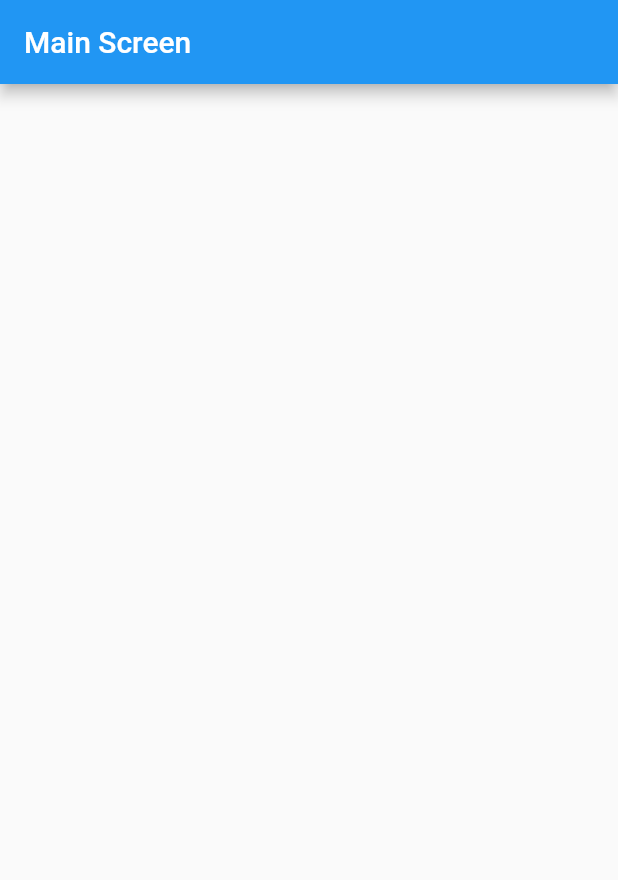
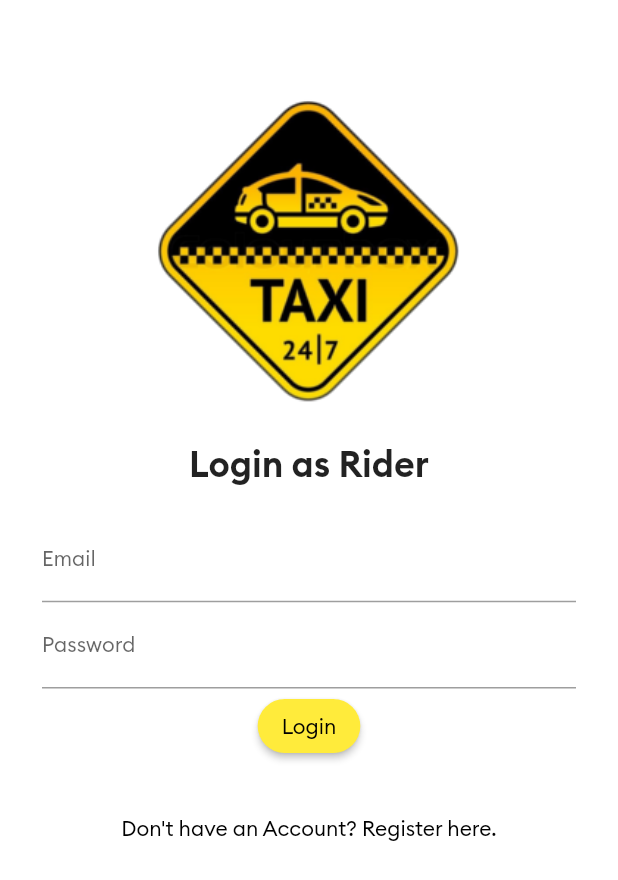
Before and after one commit to baljeetjangra/flutter_uber_clone_rider_app, a Flutter app: the screen it shows after launch, on a phone screen of 412 x 824 dp. Shown: the top 880 px of the screen. Run offline on Flutter 3.47's test engine with Material 2 defaults, Android fonts, the phone set to English and light mode, and no system bars.

Commit message:
login screen design created

```diff
--- /dev/null
+++ b/lib/Screens/LoginScreen.dart
@@ -0,0 +1,95 @@
+import 'package:flutter/material.dart';
+
+class LoginScreen extends StatelessWidget {
+  const LoginScreen({Key? key}) : super(key: key);
+
+  @override
+  Widget build(BuildContext context) {
+    return Scaffold(
+      backgroundColor: Colors.white,
+      body: SingleChildScrollView(
+        child: Padding(
+          padding: EdgeInsets.all(8.0),
+          child: Column(
+            children: [
+              SizedBox(height: 35.0,),
+              Image(image:AssetImage("images/logo.png"),
+              width: 390, height: 250, alignment: Alignment.center,
+              ),
+              SizedBox(height: 1,),
+              Text("Login as Rider",
+                style: TextStyle(fontSize: 24, fontFamily: "Brand Bold"),
+              textAlign: TextAlign.center,
+              ),
+              Padding(padding: EdgeInsets.all(20),
+              child: Column(
+                children: [
+                  SizedBox(height: 1,),
+                  TextField(
+                    keyboardType: TextInputType.emailAddress,
+                    decoration: InputDecoration(
+                        labelText: "Email",
+                        labelStyle: TextStyle(
+                            fontSize: 14
+                        ),
+                        hintStyle: TextStyle(
+                            color: Colors.grey,
+                            fontSize: 10
+                        )
+                    ),
+                    style: TextStyle(
+                        fontSize: 14
+                    ),
+                  ),
+                  SizedBox(height: 1,),
+                  TextField(
+                    obscureText: true,
+                    decoration: InputDecoration(
+                        labelText: "Password",
+                        labelStyle: TextStyle(
+                            fontSize: 14
+                        ),
+                        hintStyle: TextStyle(
+                            color: Colors.grey,
+                            fontSize: 10
+                        )
+                    ),
+                    style: TextStyle(
+                        fontSize: 14
+                    ),
+                  ),
+                  SizedBox(height: 1,),
+                  ElevatedButton(child: const Text('Login'),
+                    onPressed: (){
+                    print("login button clicked");
+                  },
+                    style: ButtonStyle(
+                      backgroundColor: MaterialStateProperty.all<Color>(Colors.yellow),
+                      foregroundColor: MaterialStateProperty.all<Color>(Colors.black),
+                      shape: MaterialStateProperty.all<RoundedRectangleBorder>(
+                        RoundedRectangleBorder(
+                          borderRadius: BorderRadius.circular(24),
+                        )
+                      ),
+                    ),
+                  )
+
+                ],
+              ),
+              ),
+              TextButton(onPressed: (){
+                print("register");
+              }, child: Text(
+                "Don't have an Account? Register here."
+              ),
+                style: ButtonStyle(
+                  foregroundColor: MaterialStateProperty.all<Color>(Colors.black),
+                ),
+              ),
+            ],
+          ),
+        ),
+      ),
+    );
+  }
+}
--- a/lib/main.dart
+++ b/lib/main.dart
@@ -1,4 +1,5 @@
 import 'package:flutter/material.dart';
+import 'package:flutter_projects/Screens/LoginScreen.dart';
 import 'package:flutter_projects/Screens/MainScreen.dart';
 
 void main() {
@@ -10,11 +11,12 @@ class MyApp extends StatelessWidget {
   @override
   Widget build(BuildContext context) {
     return MaterialApp(
-      title: 'Flutter Demo',
+      title: 'Taxi Rider App',
       theme: ThemeData(
+        fontFamily: "Brand-Regular",
         primarySwatch: Colors.blue,
       ),
-      home: MainScreen(),
+      home: LoginScreen(),
       debugShowCheckedModeBanner: false,
     );
 
```
Also changed, not shown: pubspec.yaml (+22 -12 lines), fonts/Signatra.ttf (added), fonts/bolt-regular.ttf (added), fonts/bolt-semibold.ttf (added), images/car_android.png (added), images/car_ios.png (added), images/desticon.png (added), images/desticon1.png (added), images/logo.png (added), images/logo1.png (added), images/pickicon.png (added), images/posimarker.png (added), images/redmarker.png (added), images/taxi.png (added), 1 more files, 1 other file.
